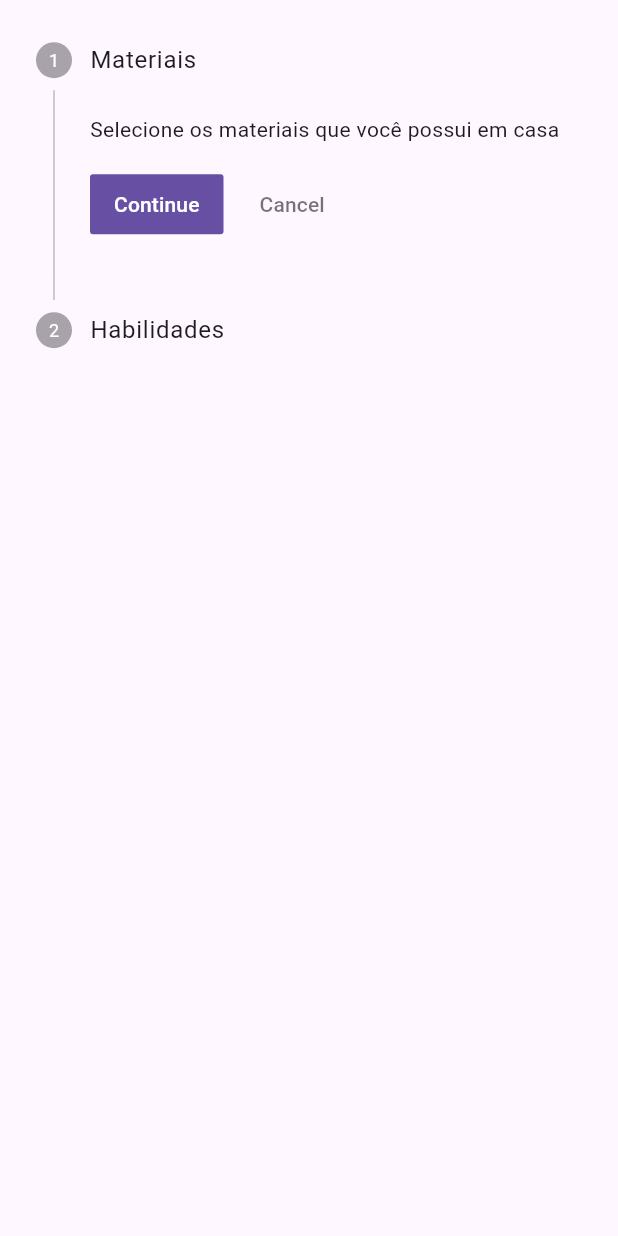
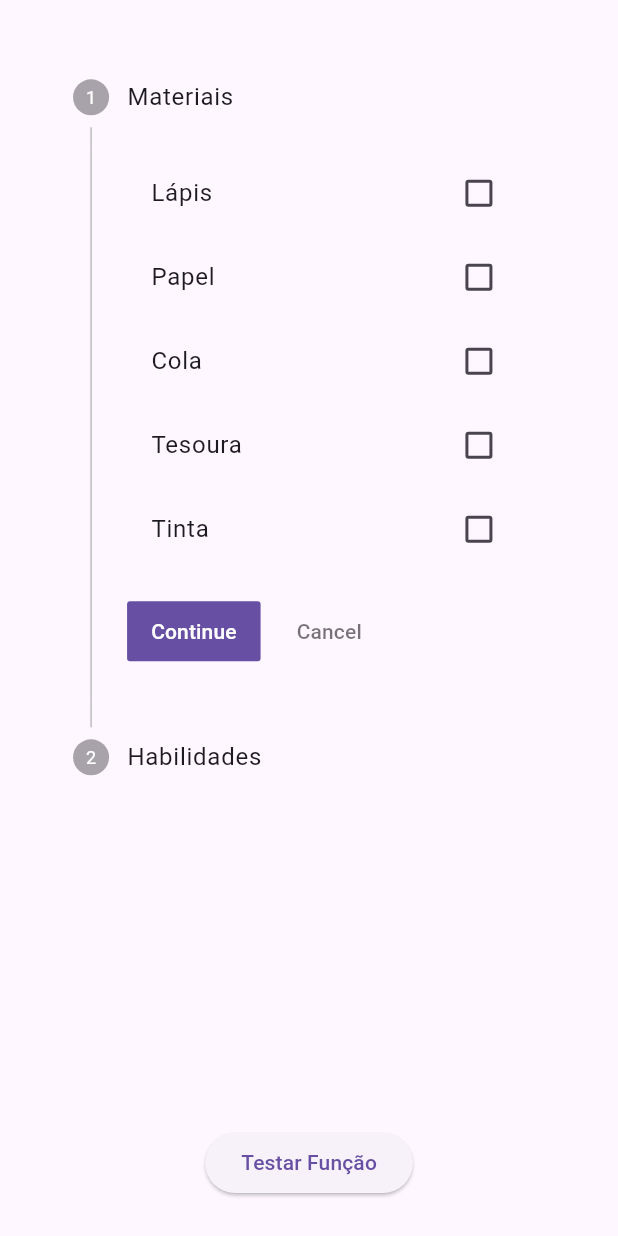
Before and after one commit to SAMES-SQUAD/sam_maker, a Flutter app: the FormScreen screen opened directly, on a phone screen of 412 x 824 dp. Run offline on Flutter 3.47's test engine with Material 3 defaults, Android fonts, the phone set to English and light mode, and no system bars; our stand-ins replace cloud_firestore, easy_search_bar, firebase_auth, firebase_core; accounts and stored records are empty; generated files the repository leaves out were written again.

Commit message:
back ta funfando, front ta feio neh

```diff
--- a/lib/screens/form_screen.dart
+++ b/lib/screens/form_screen.dart
@@ -1,5 +1,6 @@
 import 'package:flutter/material.dart';
 import 'package:flutter/services.dart';
+import 'package:sam_maker/services/database_service.dart';
 import 'package:sam_maker/utils/colors.dart';
 
 class FormScreen extends StatefulWidget {
@@ -11,6 +12,14 @@ class FormScreen extends StatefulWidget {
 
 class _FormScreenState extends State<FormScreen> {
   int _index = 0;
+
+  // Listas para armazenar os materiais e áreas selecionados pelo usuário
+  List<String> selectedMaterials = [];
+  List<String> selectedAreas = [];
+
+  // Listas de opções de materiais e áreas
+  final List<String> materials = ['Lápis', 'Papel', 'Cola', 'Tesoura', 'Tinta'];
+  final List<String> areas = ['Alfabetização', 'Lógica', 'Coordenação Motora', 'Socialização', 'Raciocínio'];
 
   @override
   Widget build(BuildContext context) {
@@ -25,7 +34,11 @@ class _FormScreenState extends State<FormScreen> {
         automaticallyImplyLeading: false,
       ),
       body: SafeArea(
-        child: Container(
+        child: Padding(
+          padding: EdgeInsets.all(screenWidth * 0.06),
+          child: Column(
+            children: [
+              Expanded(
                 child: Stepper(
                   currentStep: _index,
                   onStepCancel: () {
@@ -50,14 +63,57 @@ class _FormScreenState extends State<FormScreen> {
                   steps: <Step>[
                     Step(
                       title: const Text('Materiais'),
-                content: Container(
-                  alignment: Alignment.centerLeft,
-                  child: const Text('Selecione os materiais que você possui em casa'),
+                      content: Column(
+                        children: materials.map((material) {
+                          return CheckboxListTile(
+                            title: Text(material),
+                            value: selectedMaterials.contains(material),
+                            onChanged: (bool? value) {
+                              setState(() {
+                                if (value == true) {
+                                  selectedMaterials.add(material);
+                                } else {
+                                  selectedMaterials.remove(material);
+                                }
+                              });
+                            },
+                          );
+                        }).toList(),
                       ),
                     ),
-              const Step(
-                title: Text('Habilidades'),
-                content: Text('Selecione as habilidade que você deseja trabalhar'),
+                    Step(
+                      title: const Text('Habilidades'),
+                      content: Column(
+                        children: areas.map((area) {
+                          return CheckboxListTile(
+                            title: Text(area),
+                            value: selectedAreas.contains(area),
+                            onChanged: (bool? value) {
+                              setState(() {
+                                if (value == true) {
+                                  selectedAreas.add(area);
+                                } else {
+                                  selectedAreas.remove(area);
+                                }
+                              });
+                            },
+                          );
+                        }).toList(),
+                      ),
+                    ),
+                  ],
+                ),
+              ),
+              ElevatedButton(
+                onPressed: () async {
+                  // Combine as seleções de materiais e áreas em um único array
+                  List<String> preferencia = [...selectedMaterials, ...selectedAreas];
+
+                  // Chame a função jogoRecomendado com as preferências do usuário
+                  var resultado = await jogoRecomendado(preferencia);
+                  print(resultado); // Imprime o resultado no console para verificação
+                },
+                child: const Text('Testar Função'),
               ),
             ],
           ),
--- a/lib/screens/games_screen.dart
+++ b/lib/screens/games_screen.dart
@@ -32,6 +32,7 @@ class _GamesScreenState extends State<GamesScreen> {
   Future<Map<String, dynamic>?> _fetchGameByTitle(String title) async {
     return await getGameByTitle(title);
   }
+
 
   @override
   Widget build(BuildContext context) {
@@ -93,7 +94,7 @@ class _GamesScreenState extends State<GamesScreen> {
                             ),
                             SizedBox(height: 10),
                             Text(
-                              'Descrição: ${gameData['description'] ?? 'Sem descrição'}',
+                              'Descrição: ${gameData['game_description']}',
                               style: TextStyle(fontSize: 16),
                             ),
                           ]
```
Also changed, not shown: lib/services/database_service.dart (+17 -0 lines). Lines whose indentation alone changed are shown as unchanged.
